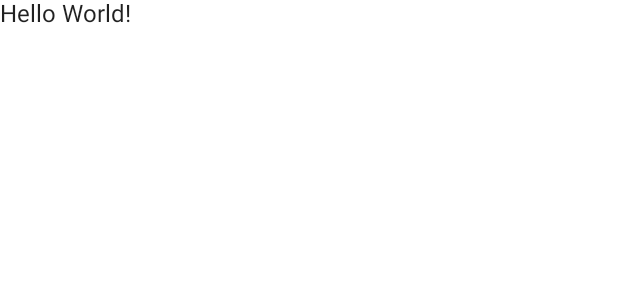
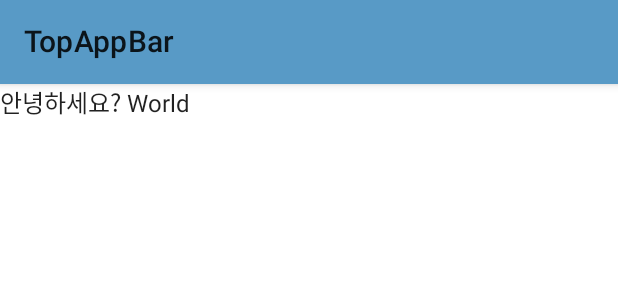
Before and after one commit to MyeongchanJeon/Jetpack-Compose, an Android app built with Jetpack Compose: the @Preview function DefaultPreview, on a phone screen of 412 x 824 dp. Shown: the top 300 px of the screen. Run offline under Robolectric (Android 15) with nearby library versions, the phone set to English and light mode, and no system bars.

Commit message:
Top AppBar

```diff
--- a/app/src/main/java/com/example/jetpackcompose/MainActivity.kt
+++ b/app/src/main/java/com/example/jetpackcompose/MainActivity.kt
@@ -1,14 +1,17 @@
 package com.example.jetpackcompose
 
+import android.content.Context
 import android.os.Bundle
+import android.widget.Toast
 import androidx.activity.ComponentActivity
 import androidx.activity.compose.setContent
 import androidx.compose.foundation.layout.fillMaxSize
-import androidx.compose.material.MaterialTheme
-import androidx.compose.material.Surface
-import androidx.compose.material.Text
+import androidx.compose.foundation.layout.padding
+import androidx.compose.material.*
 import androidx.compose.runtime.Composable
 import androidx.compose.ui.Modifier
+import androidx.compose.ui.graphics.Color
+import androidx.compose.ui.platform.LocalContext
 import androidx.compose.ui.tooling.preview.Preview
 import com.example.jetpackcompose.ui.theme.JetpackComposeTheme
 
@@ -19,8 +22,8 @@ class MainActivity : ComponentActivity() {
             JetpackComposeTheme {
                 // A surface container using the 'background' color from the theme
                 Surface(
-                    modifier = Modifier.fillMaxSize(),
-                    color = MaterialTheme.colors.background
+                    modifier = Modifier.padding(),
+                    color = MaterialTheme.colors.background,
                 ) {
                     //실제 화면
                     Greeting("")
@@ -30,9 +33,22 @@ class MainActivity : ComponentActivity() {
     }
 }
 
+private fun onClick(context: Context) {
+    Toast.makeText(
+        context,
+        "Item name",
+        Toast.LENGTH_SHORT
+    ).show()
+}
+
 @Composable
-fun Greeting(name: String) {
-    Text(text = "Hello $name!")
+fun Greeting(name: String, context: Context = LocalContext.current) {
+    Scaffold(topBar = {
+        TopAppBar(title = {Text("TopAppBar")}
+        , backgroundColor = Color(0xff589ac6))
+    }) {
+        Text(text = "안녕하세요? $name")
+    }
 }
 
 @Preview(showBackground = true)
```
